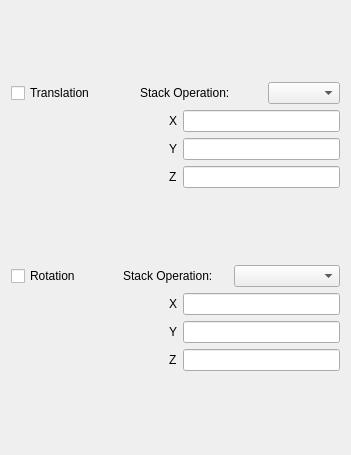
The window that GUI/L_System/Constants/constantEntryInformation.ui (Binyamin-Brion/L-System-Visualizer) describes before a commit, drawn with Qt 5.
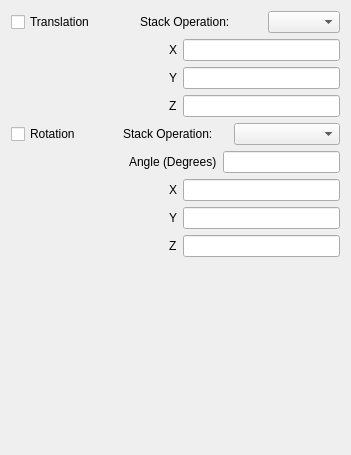
The same window after the commit.

```diff
--- a/GUI/L_System/Constants/constantEntryInformation.ui
+++ b/GUI/L_System/Constants/constantEntryInformation.ui
@@ -153,6 +153,33 @@
        </item>
       </layout>
      </item>
+     <item>
+      <layout class="QHBoxLayout" name="horizontalLayout">
+       <item>
+        <spacer name="horizontalSpacer_7">
+         <property name="orientation">
+          <enum>Qt::Horizontal</enum>
+         </property>
+         <property name="sizeHint" stdset="0">
+          <size>
+           <width>40</width>
+           <height>20</height>
+          </size>
+         </property>
+        </spacer>
+       </item>
+       <item>
+        <widget class="QLabel" name="angleLabel">
+         <property name="text">
+          <string>Angle (Degrees)</string>
+         </property>
+        </widget>
+       </item>
+       <item>
+        <widget class="QLineEdit" name="angleLineEdit"/>
+       </item>
+      </layout>
+     </item>
      <item>
       <layout class="QHBoxLayout" name="horizontalLayout_11">
        <item>
@@ -236,6 +263,19 @@
      </item>
     </layout>
    </item>
+   <item>
+    <spacer name="verticalSpacer">
+     <property name="orientation">
+      <enum>Qt::Vertical</enum>
+     </property>
+     <property name="sizeHint" stdset="0">
+      <size>
+       <width>20</width>
+       <height>40</height>
+      </size>
+     </property>
+    </spacer>
+   </item>
   </layout>
  </widget>
  <resources/>
```
